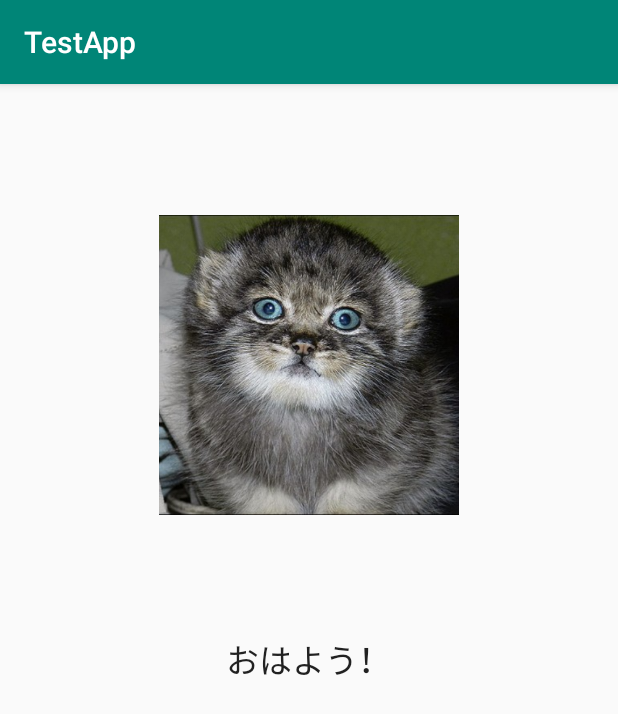
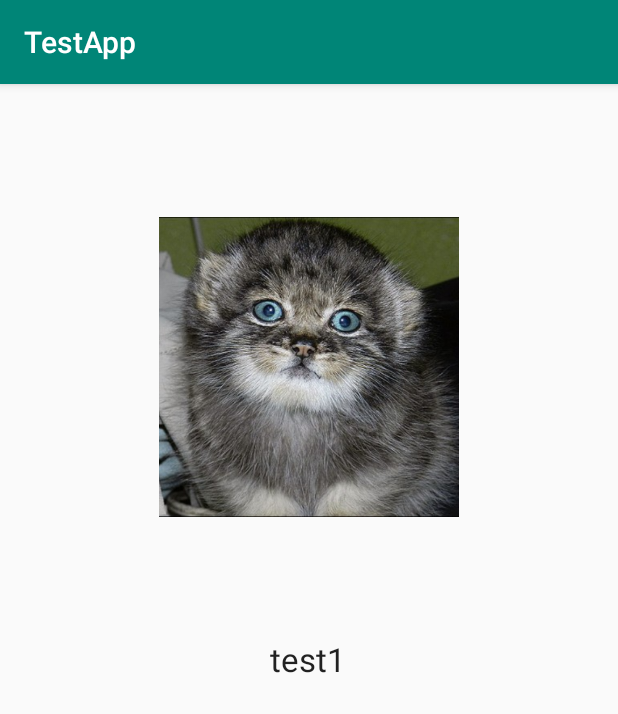
Before and after one commit to furuyatakumi/KttHACITIME, an Android app: the screen it shows after launch (MainActivity), on a phone screen of 412 x 824 dp. Shown: the top 714 px of the screen. Run offline under Robolectric (Android 15) with nearby library versions, the phone set to English and light mode, and no system bars.

Commit message:
マージテストNo.1 textViewの表示文字を変更

```diff
--- a/app/src/main/res/values/strings.xml
+++ b/app/src/main/res/values/strings.xml
@@ -1,4 +1,4 @@
 <resources>
     <string name="app_name">TestApp</string>
-    <string name="hello">おはよう！</string>
+    <string name="hello">test1</string>
 </resources>
```
